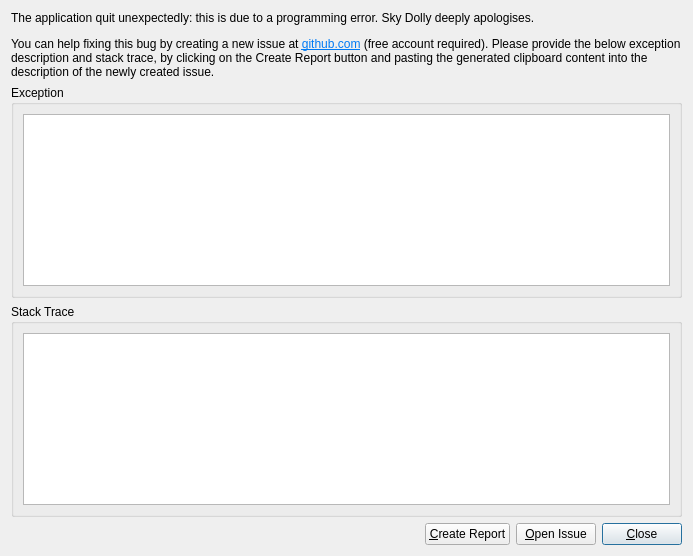
Qt form src/Widget/src/TerminationDialog.ui (till213/SkyDolly) before a commit.
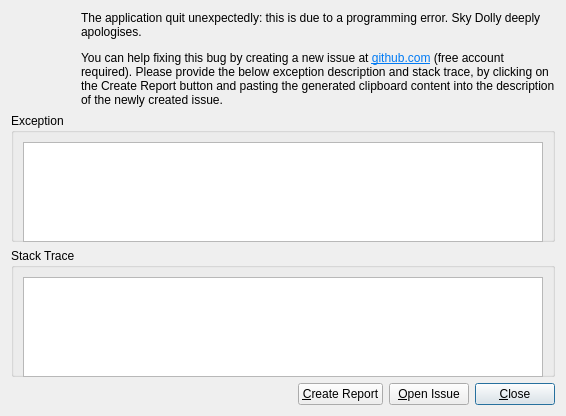
The same form after that commit.

Patch:
```diff
--- a/src/Widget/src/TerminationDialog.ui
+++ b/src/Widget/src/TerminationDialog.ui
@@ -6,8 +6,8 @@
    <rect>
     <x>0</x>
     <y>0</y>
-    <width>693</width>
-    <height>556</height>
+    <width>566</width>
+    <height>416</height>
    </rect>
   </property>
   <property name="windowTitle">
@@ -15,6 +15,27 @@
   </property>
   <layout class="QVBoxLayout" name="verticalLayout_3">
    <item>
+    <layout class="QHBoxLayout" name="horizontalLayout_2">
+     <item>
+      <widget class="QLabel" name="iconLabel">
+       <property name="sizePolicy">
+        <sizepolicy hsizetype="Minimum" vsizetype="Minimum">
+         <horstretch>0</horstretch>
+         <verstretch>0</verstretch>
+        </sizepolicy>
+       </property>
+       <property name="maximumSize">
+        <size>
+         <width>64</width>
+         <height>64</height>
+        </size>
+       </property>
+       <property name="text">
+        <string/>
+       </property>
+      </widget>
+     </item>
+     <item>
     <widget class="QLabel" name="explanationLabel">
      <property name="text">
       <string>&lt;html&gt;&lt;head/&gt;&lt;body&gt;&lt;p&gt;The application quit unexpectedly: this is due to a programming error. Sky Dolly deeply apologises.&lt;/p&gt;&lt;p&gt;You can help fixing this bug by creating a new issue at &lt;a href=&quot;https://github.com/till213/SkyDolly/issues&quot;&gt;&lt;span style=&quot; text-decoration: underline; color:#007af4;&quot;&gt;github.com&lt;/span&gt;&lt;/a&gt; (free account required). Please provide the below exception description and stack trace, by clicking on the Create Report button and pasting the generated clipboard content into the description of the newly created issue.&lt;/p&gt;&lt;/body&gt;&lt;/html&gt;</string>
@@ -30,6 +51,8 @@
      </property>
     </widget>
    </item>
+    </layout>
+   </item>
    <item>
     <widget class="QGroupBox" name="groupBox_2">
      <property name="title">
@@ -38,6 +61,12 @@
      <layout class="QVBoxLayout" name="verticalLayout_2">
       <item>
        <widget class="QPlainTextEdit" name="exceptionTextEdit">
+        <property name="minimumSize">
+         <size>
+          <width>0</width>
+          <height>100</height>
+         </size>
+        </property>
         <property name="undoRedoEnabled">
          <bool>false</bool>
         </property>
@@ -57,6 +86,12 @@
      <layout class="QVBoxLayout" name="verticalLayout">
       <item>
        <widget class="QPlainTextEdit" name="stackTraceTextEdit">
+        <property name="minimumSize">
+         <size>
+          <width>512</width>
+          <height>100</height>
+         </size>
+        </property>
         <property name="undoRedoEnabled">
          <bool>false</bool>
         </property>
```
Lines whose indentation alone changed are shown as unchanged.
